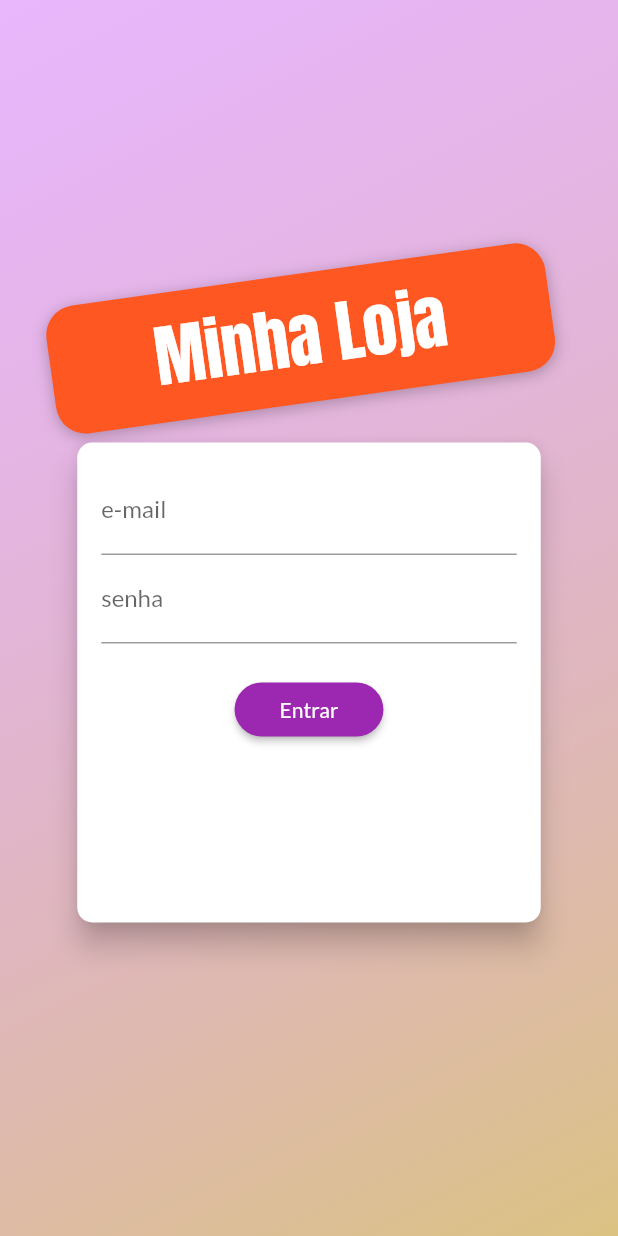
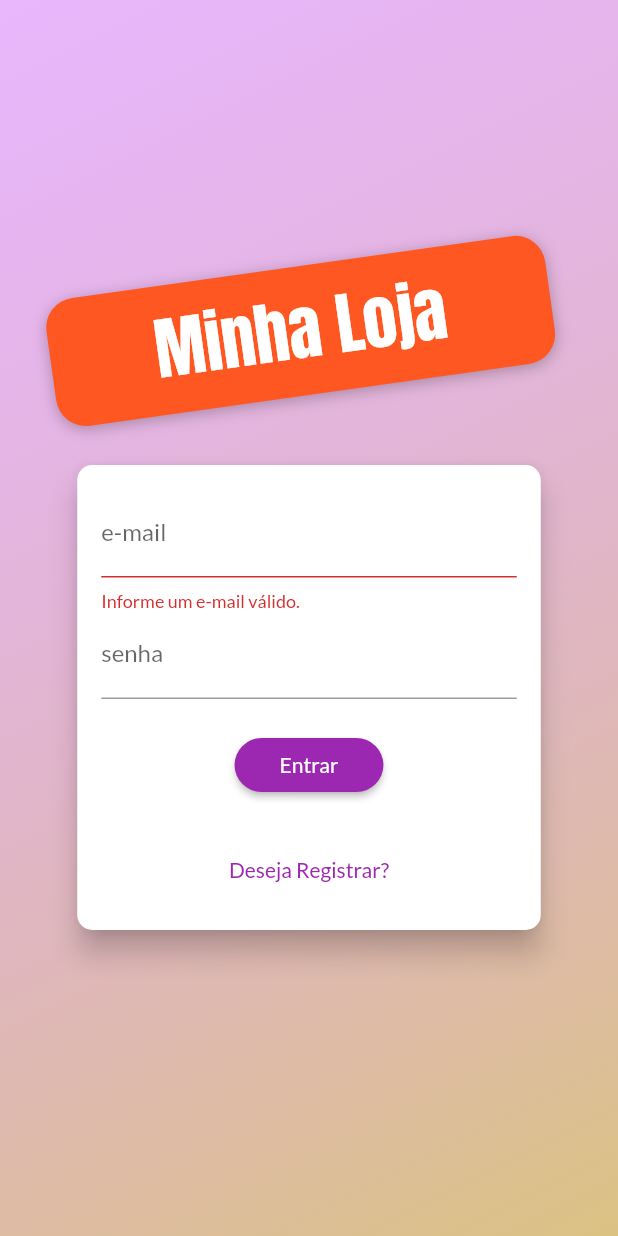
Before and after one commit to phmels/shop, a Flutter app: the screen it shows after launch, after a tap on "Entrar", on a phone screen of 412 x 824 dp. Run offline on Flutter 3.47's test engine with Material 2 defaults, Android fonts, the phone set to English and light mode, and no system bars; network calls fail.

Commit message:
trativa de erros

```diff
--- a/lib/components/auth_form.dart
+++ b/lib/components/auth_form.dart
@@ -1,4 +1,7 @@
 import 'package:flutter/material.dart';
+import 'package:provider/provider.dart';
+import 'package:shop/execptions/auth_exception.dart';
+import 'package:shop/models/auth.dart';
 
 enum AuthMode { Signup, Login }
 
@@ -10,14 +13,73 @@ class AuthForm extends StatefulWidget {
 }
 
 class _AuthFormState extends State<AuthForm> {
+  final _formKey = GlobalKey<FormState>();
+  final _passwordController = TextEditingController();
+  bool _isLoading = false;
   AuthMode _authMode = AuthMode.Login;
-  final _passwordController = TextEditingController();
+
   Map<String, String> _authData = {
     'email': '',
     'password': '',
   };
 
-  void _submit() {}
+  bool _isLogin() => _authMode == AuthMode.Login;
+  bool _isSignup() => _authMode == AuthMode.Signup;
+
+  void _switchLoginMode() {
+    setState(() {
+      if (_isLogin()) {
+        _authMode = AuthMode.Signup;
+      } else {
+        _authMode = AuthMode.Login;
+      }
+    });
+  }
+
+  void _showErrosDialog(String msg) {
+    showDialog(
+        context: context,
+        builder: (ctx) => AlertDialog(
+              title: Text('Ocorreu um Erro'),
+              content: Text(msg),
+              actions: [
+                TextButton(
+                  onPressed: () => Navigator.of(context).pop(),
+                  child: Text('Fechar'),
+                )
+              ],
+            ));
+  }
+
+  Future<void> _submit() async {
+    final isValid = _formKey.currentState?.validate() ?? false;
+    if (!isValid) {
+      return;
+    }
+    setState(() => _isLoading = true);
+
+    _formKey.currentState?.save();
+    Auth auth = Provider.of(context, listen: false);
+
+    try {
+      if (_isLogin()) {
+        await auth.login(
+          _authData['email']!,
+          _authData['password']!,
+        );
+      } else {
+        await auth.signup(
+          _authData['email']!,
+          _authData['password']!,
+        );
+      }
+    } on AuthException catch (error) {
+      _showErrosDialog(error.toString());
+    } catch (error) {
+      _showErrosDialog('Ocorreu um erro inesperado!');
+    }
+    setState(() => _isLoading = false);
+  }
 
   @override
   Widget build(BuildContext context) {
@@ -29,9 +91,10 @@ class _AuthFormState extends State<AuthForm> {
       ),
       child: Container(
         padding: const EdgeInsets.all(16),
-        height: 320,
+        height: _isLogin() ? 310 : 370,
         width: deviceSize.width * 0.75,
         child: Form(
+          key: _formKey,
           child: Column(
             children: [
               TextFormField(
@@ -54,19 +117,24 @@ class _AuthFormState extends State<AuthForm> {
                 obscureText: true,
                 onSaved: (password) => _authData['password'] = password ?? '',
                 controller: _passwordController,
-                validator: (_password) {
+                validator: _authMode == AuthMode.Login
+                    ? null
+                    : (_password) {
                         final password = _password ?? '';
                         if (password.isEmpty || password.length < 5) {
                           return 'Informe uma senha Valida';
                         }
+                        return null;
                       },
               ),
-              if (_authMode == AuthMode.Signup)
+              if (_isSignup())
                 TextFormField(
                   decoration: InputDecoration(labelText: 'confirmar senha'),
                   keyboardType: TextInputType.emailAddress,
                   obscureText: true,
-                  validator: (_password) {
+                  validator: _isLogin()
+                      ? null
+                      : (_password) {
                           final password = _password ?? '';
                           if (password != _passwordController.text) {
                             return 'As senhas Não conferem';
@@ -75,10 +143,13 @@ class _AuthFormState extends State<AuthForm> {
                         },
                 ),
               SizedBox(height: 20),
+              if (_isLoading)
+                CircularProgressIndicator()
+              else
                 ElevatedButton(
                   onPressed: _submit,
-                child:
-                    Text(_authMode == AuthMode.Login ? 'Entrar' : 'Registrar'),
+                  child: Text(
+                      _authMode == AuthMode.Login ? 'Entrar' : 'Registrar'),
                   style: ElevatedButton.styleFrom(
                       shape: RoundedRectangleBorder(
                         borderRadius: BorderRadius.circular(30),
@@ -88,6 +159,11 @@ class _AuthFormState extends State<AuthForm> {
                         vertical: 8,
                       )),
                 ),
+              Spacer(),
+              TextButton(
+                  onPressed: _switchLoginMode,
+                  child: Text(
+                      _isLogin() ? 'Deseja Registrar?' : 'Já Possui Conta'))
             ],
           ),
         ),
--- /dev/null
+++ b/lib/execptions/auth_exception.dart
@@ -0,0 +1,20 @@
+class AuthException implements Exception {
+  static const Map<String, String> errors = {
+    'EMAIL_NOT_FOUND': 'email não encontrado',
+    'INVALID_PASSWORD': 'Senha Invalida',
+    'USER_DISABLED': 'Usuario Desabilitado',
+    'EMAIL_EXISTS': 'Email já existe',
+    'OPERATION_NOT_ALLOWED': 'Operação não permitida',
+    'TOO_MANY_ATTEMPTS_TRY_LATER':
+        'Acesso Bloqueado temporariamente, Tente mais Tarde',
+  };
+
+  final String key;
+
+  AuthException(this.key);
+
+  @override
+  String toString() {
+    return errors[key] ?? 'Erro ao autenticar';
+  }
+}
--- a/lib/main.dart
+++ b/lib/main.dart
@@ -1,5 +1,6 @@
 import 'package:flutter/material.dart';
 import 'package:provider/provider.dart';
+import 'package:shop/models/auth.dart';
 import 'package:shop/models/cart.dart';
 import 'package:shop/models/order_list.dart';
 import 'package:shop/models/product_list.dart';
@@ -31,6 +32,9 @@ class MyApp extends StatelessWidget {
         ChangeNotifierProvider(
           create: (_) => OrderList(),
         ),
+        ChangeNotifierProvider(
+          create: (_) => Auth(),
+        ),
       ],
       child: MaterialApp(
         title: 'Flutter Demo',
--- a/lib/pages/auth_page.dart
+++ b/lib/pages/auth_page.dart
@@ -30,6 +30,9 @@ class AuthPage extends StatelessWidget {
               crossAxisAlignment: CrossAxisAlignment.center,
               children: [
                 Container(
+                  margin: const EdgeInsets.only(
+                    bottom: 20,
+                  ),
                   padding:
                       const EdgeInsets.symmetric(horizontal: 70, vertical: 10),
                   transform: Matrix4.rotationZ(-8 * pi / 180)..translate(-10.0),
```
Also changed, not shown: lib/models/auth.dart (added, +40 -0 lines). Lines whose indentation alone changed are shown as unchanged.
